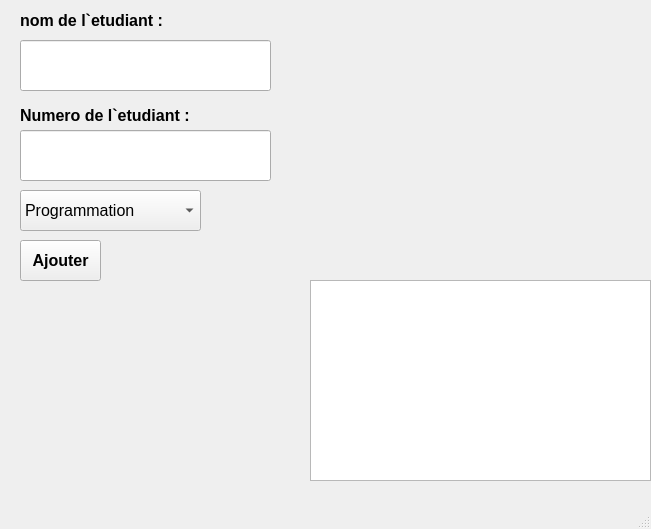
The window that interface_QT.ui (jlebelj/intra_1) describes before a commit, drawn with Qt 5.
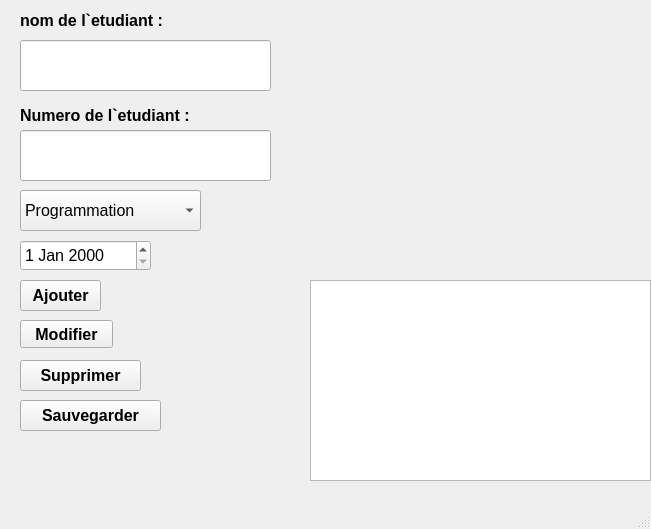
The same window after the commit.

The edit to the form file:
```diff
--- a/interface_QT.ui
+++ b/interface_QT.ui
@@ -53,9 +53,9 @@
     <property name="geometry">
      <rect>
       <x>20</x>
-      <y>240</y>
+      <y>280</y>
       <width>81</width>
-      <height>41</height>
+      <height>31</height>
      </rect>
     </property>
     <property name="font">
@@ -128,8 +128,8 @@
    <widget class="QLabel" name="MS_erreur">
     <property name="geometry">
      <rect>
-      <x>20</x>
-      <y>420</y>
+      <x>320</x>
+      <y>10</y>
       <width>321</width>
       <height>41</height>
      </rect>
@@ -163,6 +163,74 @@
      </property>
     </item>
    </widget>
+   <widget class="QDateEdit" name="DE_age">
+    <property name="geometry">
+     <rect>
+      <x>20</x>
+      <y>240</y>
+      <width>131</width>
+      <height>31</height>
+     </rect>
+    </property>
+   </widget>
+   <widget class="QPushButton" name="BT_supprimer">
+    <property name="geometry">
+     <rect>
+      <x>20</x>
+      <y>360</y>
+      <width>121</width>
+      <height>31</height>
+     </rect>
+    </property>
+    <property name="font">
+     <font>
+      <pointsize>12</pointsize>
+      <weight>75</weight>
+      <bold>true</bold>
+     </font>
+    </property>
+    <property name="text">
+     <string>Supprimer</string>
+    </property>
+   </widget>
+   <widget class="QPushButton" name="BT_mofifier">
+    <property name="geometry">
+     <rect>
+      <x>20</x>
+      <y>320</y>
+      <width>93</width>
+      <height>28</height>
+     </rect>
+    </property>
+    <property name="font">
+     <font>
+      <weight>75</weight>
+      <bold>true</bold>
+     </font>
+    </property>
+    <property name="text">
+     <string>Modifier</string>
+    </property>
+   </widget>
+   <widget class="QPushButton" name="BT_sauvegarder">
+    <property name="geometry">
+     <rect>
+      <x>20</x>
+      <y>400</y>
+      <width>141</width>
+      <height>31</height>
+     </rect>
+    </property>
+    <property name="font">
+     <font>
+      <weight>75</weight>
+      <bold>true</bold>
+     </font>
+    </property>
+    <property name="text">
+     <string>Sauvegarder</string>
+    </property>
+   </widget>
   </widget>
   <widget class="QMenuBar" name="menubar">
    <property name="geometry">
```
Left out of the diff: 2 changed lines with no effect on the pictures.
